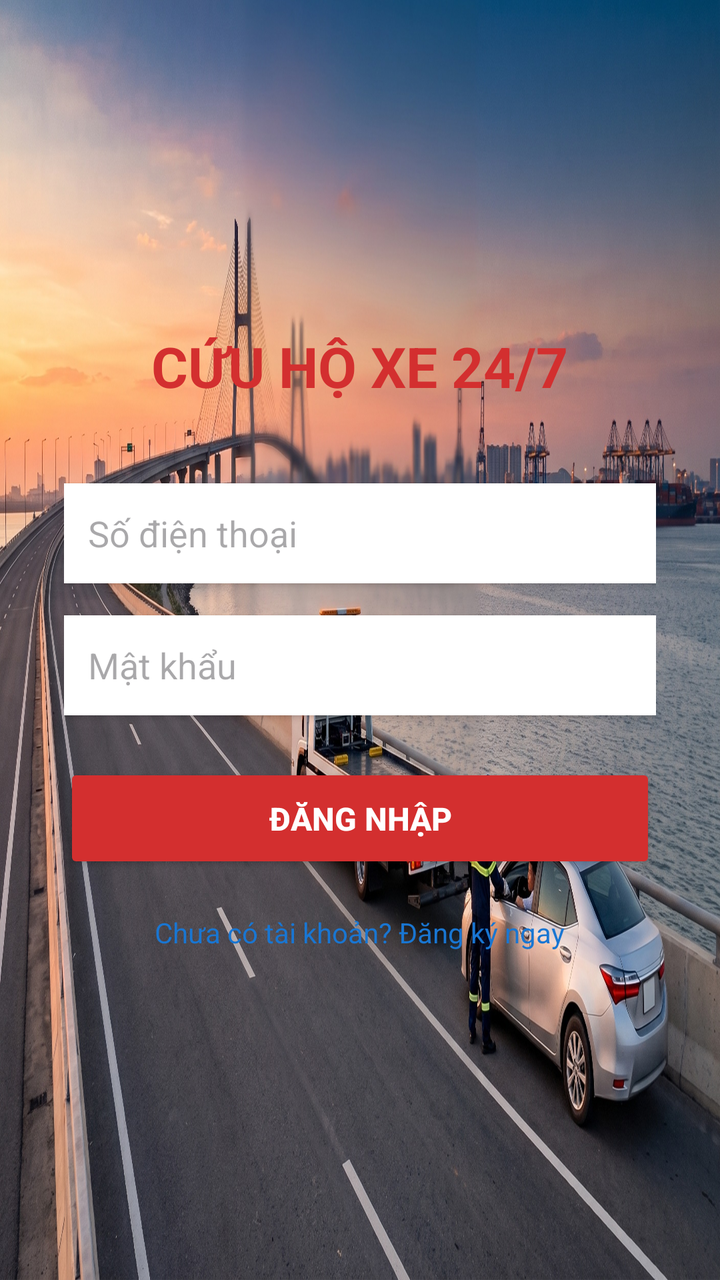
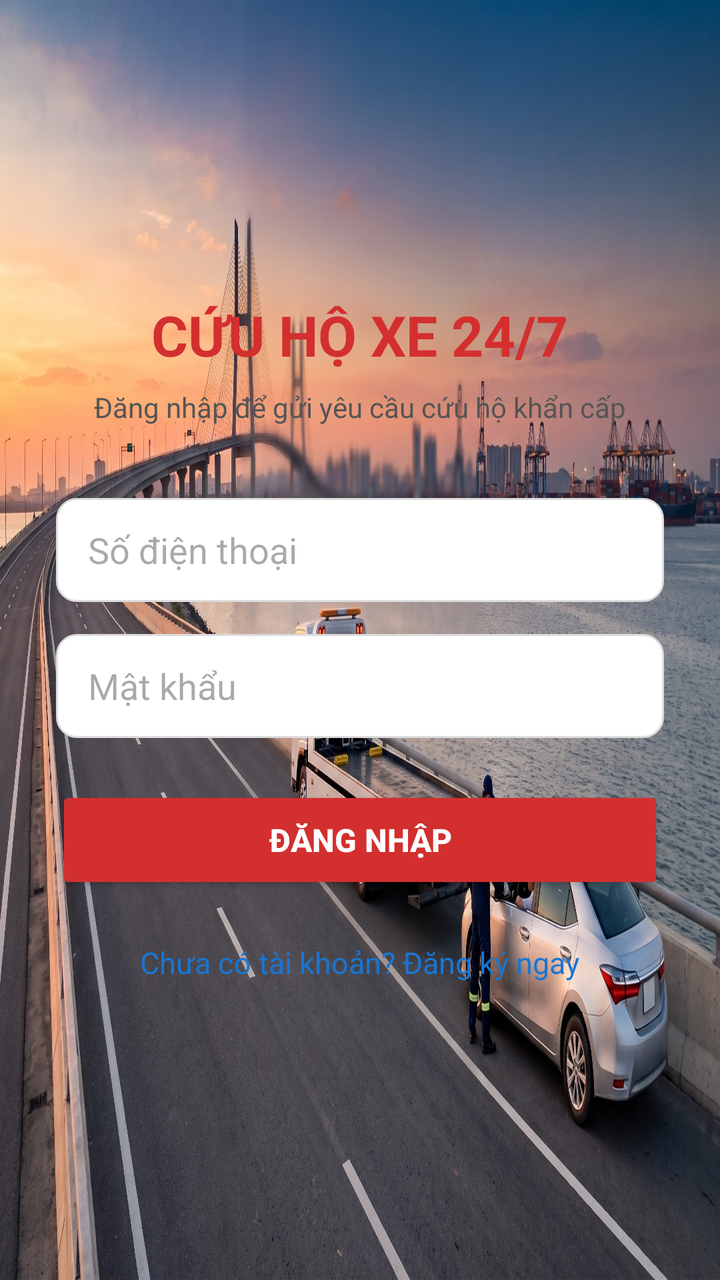

Two renders of the same Android screen: before a commit and after it. Below are the layout's source before the change and the commit's diff.
<!-- AndroidManifest.xml: application theme Theme.Appfirst -->
<!-- res/layout/activity_main.xml -->
<?xml version="1.0" encoding="utf-8"?>
<LinearLayout xmlns:android="http://schemas.android.com/apk/res/android"
    android:layout_width="match_parent"
    android:layout_height="match_parent"
    android:orientation="vertical"
    android:padding="32dp"
    android:gravity="center"
    android:background="@drawable/bg_login">

    <TextView
        android:layout_width="wrap_content"
        android:layout_height="wrap_content"
        android:text="CỨU HỘ XE 24/7"
        android:textSize="28sp"
        android:textStyle="bold"
        android:textColor="#D32F2F"
        android:layout_marginBottom="40dp"/>

    <EditText
        android:id="@+id/edtPhone"
        android:layout_width="match_parent"
        android:layout_height="50dp"
        android:hint="Số điện thoại"
        android:inputType="phone"
        android:background="#FFFFFF"
        android:padding="12dp"
        android:layout_marginBottom="16dp"
        android:elevation="2dp"/>

    <EditText
        android:id="@+id/edtPassword"
        android:layout_width="match_parent"
        android:layout_height="50dp"
        android:hint="Mật khẩu"
        android:inputType="textPassword"
        android:background="#FFFFFF"
        android:padding="12dp"
        android:layout_marginBottom="24dp"
        android:elevation="2dp"/>

    <Button
        android:id="@+id/btnLogin"
        android:layout_width="match_parent"
        android:layout_height="55dp"
        android:text="ĐĂNG NHẬP"
        android:textSize="16sp"
        android:textStyle="bold"
        android:backgroundTint="#D32F2F"
        android:textColor="#FFFFFF"/>

    <TextView
        android:id="@+id/tvRegister"
        android:layout_width="wrap_content"
        android:layout_height="wrap_content"
        android:text="Chưa có tài khoản? Đăng ký ngay"
        android:textColor="#1976D2"
        android:layout_marginTop="20dp"
        android:clickable="true"
        android:focusable="true"/>

</LinearLayout>
<!-- resources referenced by this layout -->
<resources>
  <!-- drawable bg_login: jpg bitmap (drawable, 1001112 bytes) -->
  <style name="Theme.Appfirst" parent="Base.Theme.Appfirst" />
  <style name="Base.Theme.Appfirst" parent="Theme.Material3.DayNight.NoActionBar">
          
          
      </style>
</resources>

<!-- the commit's change to res/layout/activity_main.xml (unified diff, before → after) -->
@@ -3,7 +3,7 @@
     android:layout_width="match_parent"
     android:layout_height="match_parent"
     android:orientation="vertical"
-    android:padding="32dp"
+    android:padding="28dp"
     android:gravity="center"
     android:background="@drawable/bg_login">
 
@@ -14,34 +14,42 @@
         android:textSize="28sp"
         android:textStyle="bold"
         android:textColor="#D32F2F"
-        android:layout_marginBottom="40dp"/>
+        android:layout_marginBottom="8dp"/>
+
+    <TextView
+        android:layout_width="wrap_content"
+        android:layout_height="wrap_content"
+        android:text="Đăng nhập để gửi yêu cầu cứu hộ khẩn cấp"
+        android:textSize="14sp"
+        android:textColor="#555555"
+        android:layout_marginBottom="36dp"/>
 
     <EditText
         android:id="@+id/edtPhone"
         android:layout_width="match_parent"
-        android:layout_height="50dp"
+        android:layout_height="52dp"
         android:hint="Số điện thoại"
         android:inputType="phone"
-        android:background="#FFFFFF"
-        android:padding="12dp"
-        android:layout_marginBottom="16dp"
-        android:elevation="2dp"/>
+        android:background="@drawable/bg_input"
+        android:paddingStart="16dp"
+        android:paddingEnd="16dp"
+        android:layout_marginBottom="16dp" />
 
     <EditText
         android:id="@+id/edtPassword"
         android:layout_width="match_parent"
-        android:layout_height="50dp"
+        android:layout_height="52dp"
         android:hint="Mật khẩu"
         android:inputType="textPassword"
-        android:background="#FFFFFF"
-        android:padding="12dp"
-        android:layout_marginBottom="24dp"
-        android:elevation="2dp"/>
+        android:background="@drawable/bg_input"
+        android:paddingStart="16dp"
+        android:paddingEnd="16dp"
+        android:layout_marginBottom="24dp" />
 
     <Button
         android:id="@+id/btnLogin"
         android:layout_width="match_parent"
-        android:layout_height="55dp"
+        android:layout_height="54dp"
         android:text="ĐĂNG NHẬP"
         android:textSize="16sp"
         android:textStyle="bold"
@@ -54,7 +62,8 @@
         android:layout_height="wrap_content"
         android:text="Chưa có tài khoản? Đăng ký ngay"
         android:textColor="#1976D2"
-        android:layout_marginTop="20dp"
+        android:textSize="15sp"
+        android:layout_marginTop="24dp"
         android:clickable="true"
         android:focusable="true"/>
 
<!-- resource entries referenced after the edit -->
@@ -1,5 +1,12 @@
 <!-- resources referenced by this layout -->
 <resources>
+  <!-- drawable bg_input (drawable) -->
+  <?xml version="1.0" encoding="utf-8"?>
+  <shape xmlns:android="http://schemas.android.com/apk/res/android">
+      <solid android:color="#FFFFFF" />
+      <corners android:radius="10dp" />
+      <stroke android:width="1dp" android:color="#DCDCDC" />
+  </shape>
   <!-- drawable bg_login: jpg bitmap (drawable, 1001112 bytes) -->
   <style name="Theme.Appfirst" parent="Base.Theme.Appfirst" />
   <style name="Base.Theme.Appfirst" parent="Theme.Material3.DayNight.NoActionBar">
